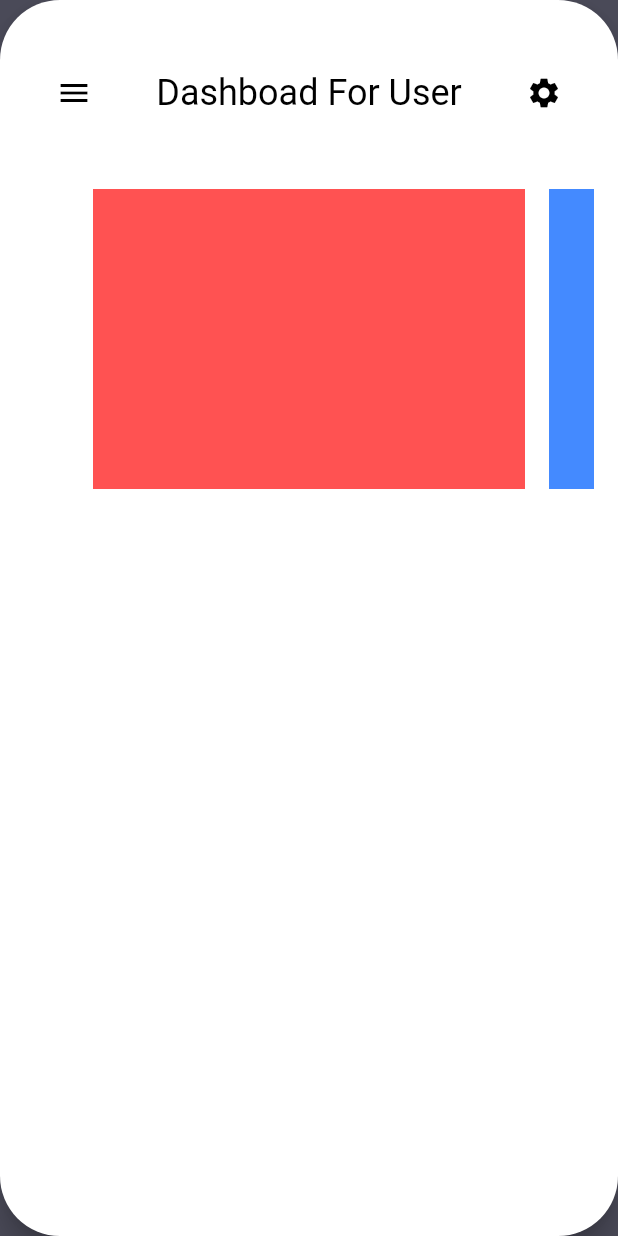
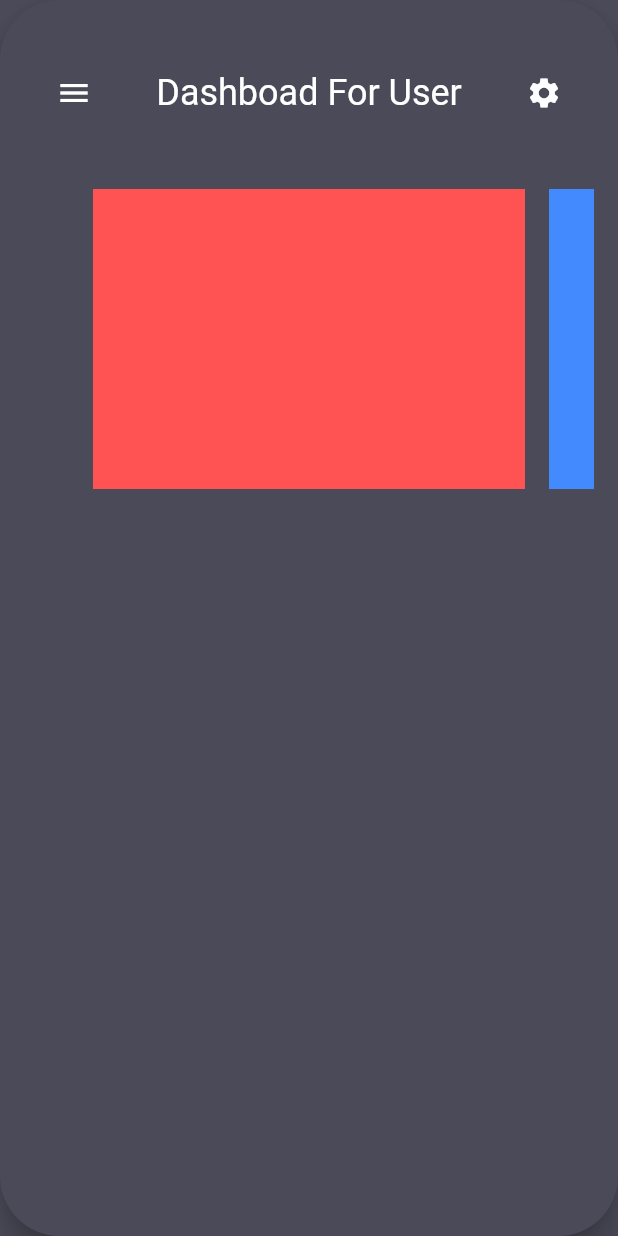
Before and after one commit to gbmahili/Flutter-SideBar, a Flutter app: the screen it shows after launch, on a phone screen of 412 x 824 dp. Run offline on Flutter 3.47's test engine with Material 2 defaults, Android fonts, the phone set to English and light mode, and no system bars.

Commit message:
Updated background color

```diff
--- a/lib/main_dashboard_layout.dart
+++ b/lib/main_dashboard_layout.dart
@@ -60,7 +60,7 @@ class _MenuDashboardPageState extends State<MenuDashboardPage> {
         animationDuration: duration,
         borderRadius: BorderRadius.all(Radius.circular(40)),
         elevation: 8,
-        color: Colors.white,
+        color: backgroundColor,
         child: Container(
           padding: EdgeInsets.only(left: 16, right: 16, top: 48),
           child: Column(
@@ -69,15 +69,15 @@ class _MenuDashboardPageState extends State<MenuDashboardPage> {
                 mainAxisAlignment: MainAxisAlignment.spaceAround,
                 children: <Widget>[
                   InkWell(
-                      child: Icon(Icons.menu, color: Colors.black),
+                      child: Icon(Icons.menu, color: Colors.white),
                       onTap: () {
                         setState(() {
                           isCollapsed = !isCollapsed;
                         });
                       }),
                   Text('Dashboad For User',
-                      style: TextStyle(fontSize: 24, color: Colors.black)),
-                  Icon(Icons.settings, color: Colors.black)
+                      style: TextStyle(fontSize: 24, color: Colors.white)),
+                  Icon(Icons.settings, color: Colors.white)
                 ],
               ),
               SizedBox(height: 50),
```
